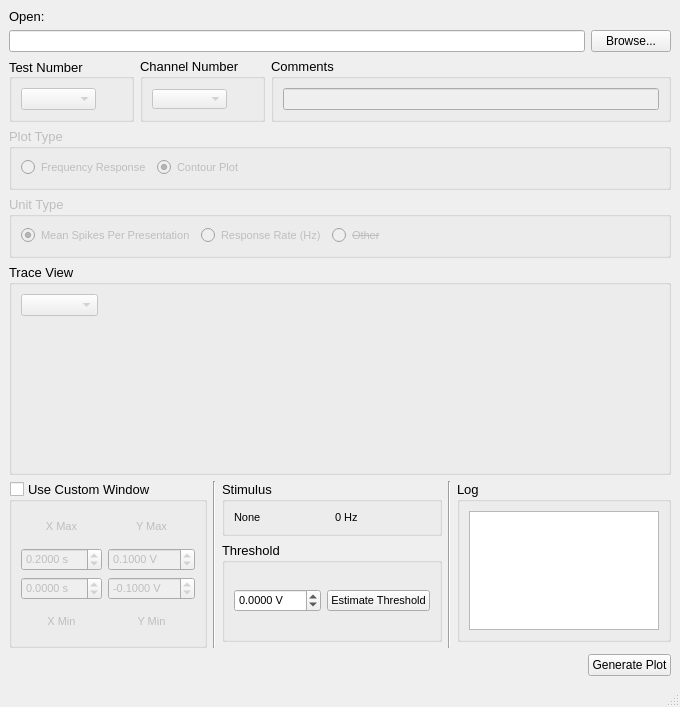
The window that ui/tuning_curves.ui (portfors-lab/SparkleTuningCurves) describes before a commit, drawn with Qt 5.
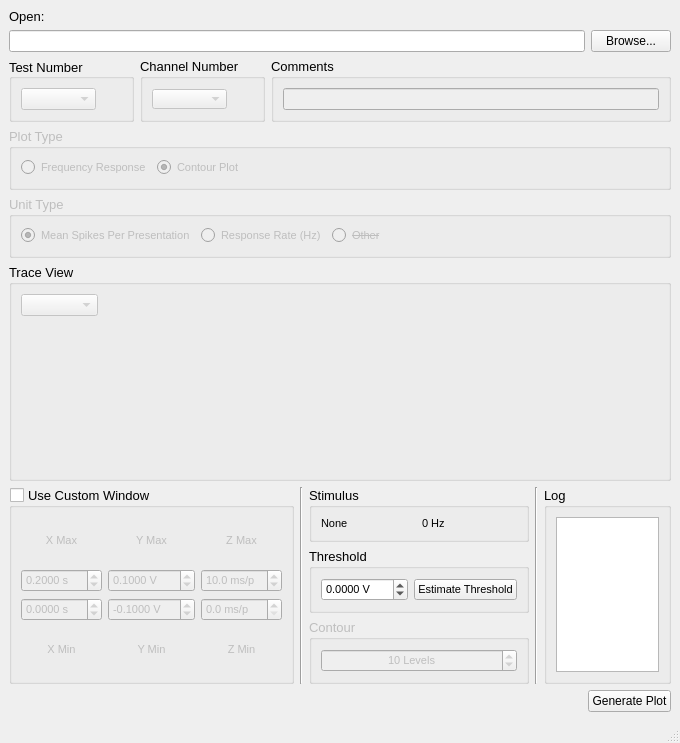
The same window after the commit. Icons and pictures are not drawn. Custom widgets are drawn as their Qt base class.

Commit message: Added the ability to window tuning curves based on the z-axis.

```diff
--- a/ui/tuning_curves.ui
+++ b/ui/tuning_curves.ui
@@ -10,7 +10,7 @@
     <x>0</x>
     <y>0</y>
     <width>680</width>
-    <height>707</height>
+    <height>743</height>
    </rect>
   </property>
   <property name="sizePolicy">
@@ -556,6 +556,106 @@
            </item>
           </layout>
          </item>
+         <item>
+          <layout class="QVBoxLayout" name="verticalLayout_8">
+           <item>
+            <widget class="QLabel" name="label_zmax">
+             <property name="enabled">
+              <bool>false</bool>
+             </property>
+             <property name="font">
+              <font>
+               <pointsize>8</pointsize>
+              </font>
+             </property>
+             <property name="text">
+              <string>Z Max</string>
+             </property>
+             <property name="alignment">
+              <set>Qt::AlignCenter</set>
+             </property>
+            </widget>
+           </item>
+           <item>
+            <widget class="QDoubleSpinBox" name="doubleSpinBox_zmax">
+             <property name="enabled">
+              <bool>false</bool>
+             </property>
+             <property name="font">
+              <font>
+               <pointsize>8</pointsize>
+              </font>
+             </property>
+             <property name="suffix">
+              <string> ms/p</string>
+             </property>
+             <property name="decimals">
+              <number>1</number>
+             </property>
+             <property name="minimum">
+              <double>0.000000000000000</double>
+             </property>
+             <property name="maximum">
+              <double>100.000000000000000</double>
+             </property>
+             <property name="singleStep">
+              <double>1.000000000000000</double>
+             </property>
+             <property name="value">
+              <double>10.000000000000000</double>
+             </property>
+            </widget>
+           </item>
+           <item>
+            <widget class="QDoubleSpinBox" name="doubleSpinBox_zmin">
+             <property name="enabled">
+              <bool>false</bool>
+             </property>
+             <property name="font">
+              <font>
+               <pointsize>8</pointsize>
+              </font>
+             </property>
+             <property name="suffix">
+              <string> ms/p</string>
+             </property>
+             <property name="decimals">
+              <number>1</number>
+             </property>
+             <property name="minimum">
+              <double>0.000000000000000</double>
+             </property>
+             <property name="maximum">
+              <double>100.000000000000000</double>
+             </property>
+             <property name="singleStep">
+              <double>1.000000000000000</double>
+             </property>
+             <property name="value">
+              <double>0.000000000000000</double>
+             </property>
+            </widget>
+           </item>
+           <item>
+            <widget class="QLabel" name="label_zmin">
+             <property name="enabled">
+              <bool>false</bool>
+             </property>
+             <property name="font">
+              <font>
+               <pointsize>8</pointsize>
+              </font>
+             </property>
+             <property name="text">
+              <string>Z Min</string>
+             </property>
+             <property name="alignment">
+              <set>Qt::AlignCenter</set>
+             </property>
+            </widget>
+           </item>
+          </layout>
+         </item>
         </layout>
        </widget>
       </item>
@@ -580,12 +680,19 @@
       </item>
       <item row="0" column="2">
        <layout class="QGridLayout" name="gridLayout_3">
-        <item row="2" column="0">
+        <item row="1" column="1" rowspan="4">
+         <widget class="Line" name="line">
+          <property name="orientation">
+           <enum>Qt::Vertical</enum>
+          </property>
+         </widget>
+        </item>
+        <item row="3" column="0">
          <widget class="QGroupBox" name="groupBoxThreshold">
           <property name="minimumSize">
            <size>
             <width>0</width>
-            <height>100</height>
+            <height>50</height>
            </size>
           </property>
           <property name="font">
@@ -639,14 +746,7 @@
           </layout>
          </widget>
         </item>
-        <item row="0" column="1" rowspan="4">
-         <widget class="Line" name="line">
-          <property name="orientation">
-           <enum>Qt::Vertical</enum>
-          </property>
-         </widget>
-        </item>
-        <item row="0" column="0" rowspan="2">
+        <item row="1" column="0" rowspan="2">
          <widget class="QGroupBox" name="groupBox_stimulus">
           <property name="font">
            <font>
@@ -691,7 +791,51 @@
           </layout>
          </widget>
         </item>
-        <item row="0" column="2" rowspan="3">
+        <item row="4" column="0">
+         <widget class="QGroupBox" name="groupBox_contourLvls">
+          <property name="enabled">
+           <bool>false</bool>
+          </property>
+          <property name="font">
+           <font>
+            <pointsize>10</pointsize>
+           </font>
+          </property>
+          <property name="title">
+           <string>Contour </string>
+          </property>
+          <property name="flat">
+           <bool>true</bool>
+          </property>
+          <layout class="QGridLayout" name="gridLayout_5">
+           <item row="0" column="0">
+            <widget class="QSpinBox" name="spinBoxContourLevels">
+             <property name="font">
+              <font>
+               <pointsize>8</pointsize>
+              </font>
+             </property>
+             <property name="alignment">
+              <set>Qt::AlignCenter</set>
+             </property>
+             <property name="suffix">
+              <string> Levels</string>
+             </property>
+             <property name="minimum">
+              <number>1</number>
+             </property>
+             <property name="maximum">
+              <number>100</number>
+             </property>
+             <property name="value">
+              <number>10</number>
+             </property>
+            </widget>
+           </item>
+          </layout>
+         </widget>
+        </item>
+        <item row="1" column="2" rowspan="4">
          <widget class="QGroupBox" name="groupBox_log">
           <property name="sizePolicy">
            <sizepolicy hsizetype="Preferred" vsizetype="Ignored">
```
The commit also changes 2 other files.
